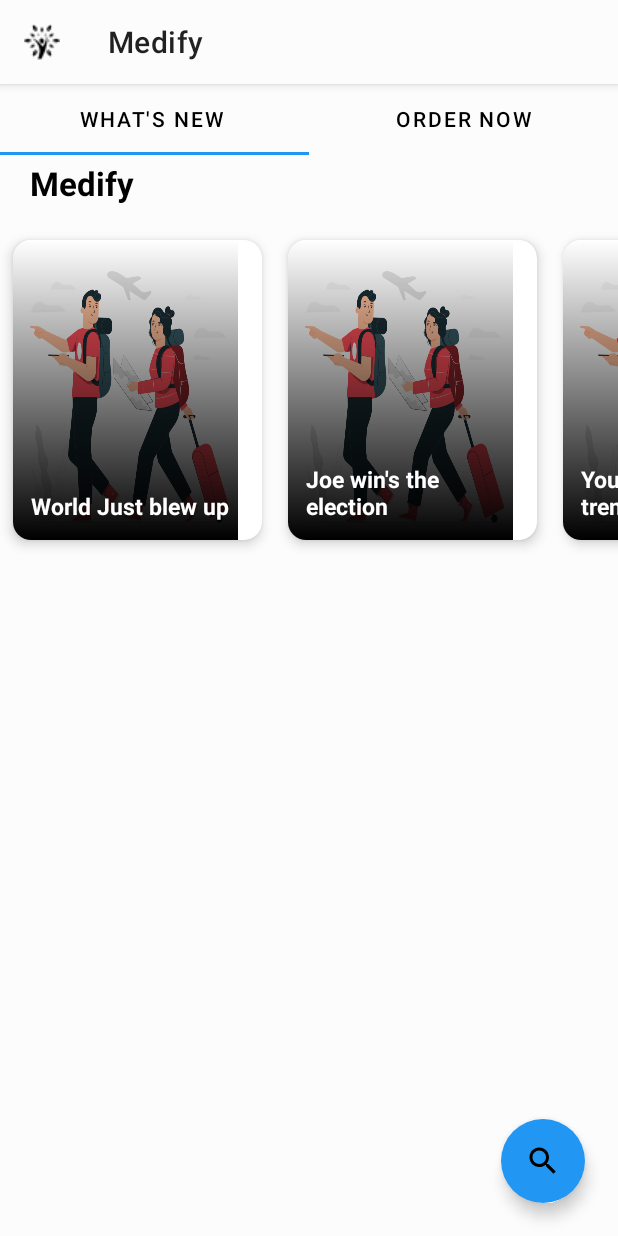
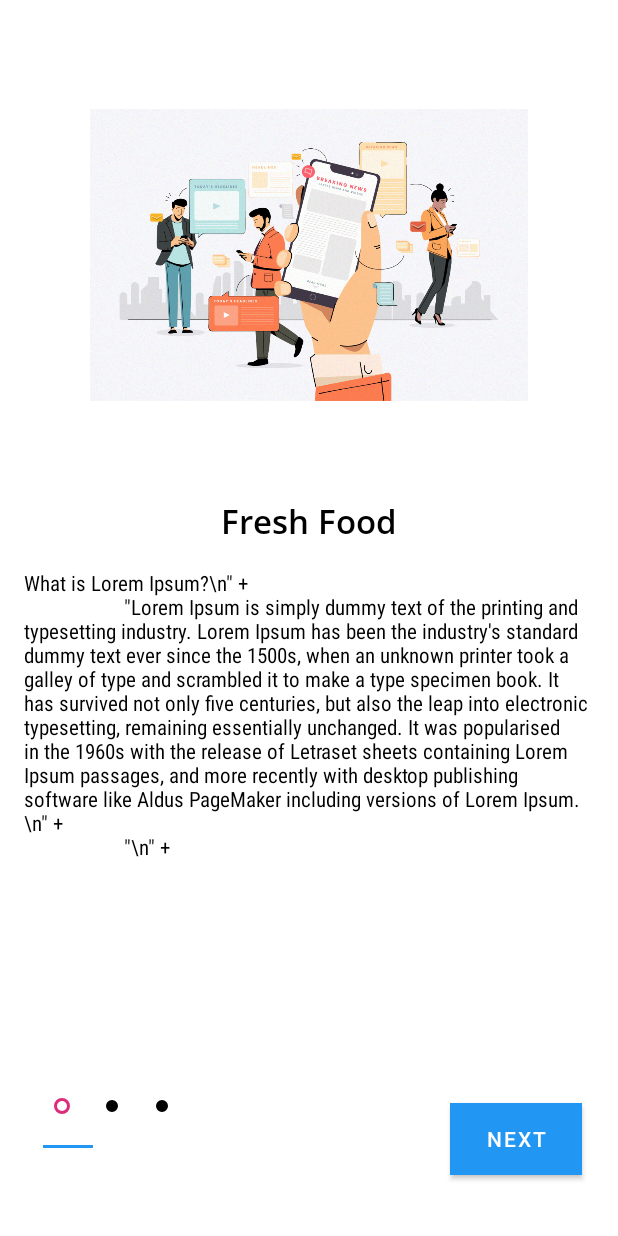
Before and after one commit to strikeWspark/Medify, an Android app: the screen it shows after launch (MainActivity before the commit, HowToUse after it), on a phone screen of 412 x 824 dp. Run offline under Robolectric (Android 15) with nearby library versions, the phone set to English and light mode, and no system bars.

Commit message:
Something new Added

```diff
--- /dev/null
+++ b/app/src/main/java/com/dryfire/medify/Activities/LoginActivity.java
@@ -0,0 +1,17 @@
+package com.dryfire.medify.Activities;
+
+import android.os.Bundle;
+
+import androidx.annotation.Nullable;
+import androidx.appcompat.app.AppCompatActivity;
+
+import com.dryfire.medify.R;
+
+public class LoginActivity extends AppCompatActivity {
+
+    @Override
+    protected void onCreate(@Nullable Bundle savedInstanceState) {
+        super.onCreate(savedInstanceState);
+        setContentView(R.layout.activity_login);
+    }
+}
--- a/app/src/main/java/com/dryfire/medify/Activities/MainActivity.java
+++ b/app/src/main/java/com/dryfire/medify/Activities/MainActivity.java
@@ -35,11 +35,13 @@ import com.dryfire.medify.Adapter.ViewPagerAdapter;
 import com.dryfire.medify.Fragments.OrderNowFragment;
 import com.dryfire.medify.Fragments.WhatsNewFragment;
 import com.dryfire.medify.R;
+import com.dryfire.medify.UI.HowToUse.HowToUse;
 import com.dryfire.medify.UI.More.MoreActivity;
 import com.dryfire.medify.Util.NavigationIconClickListener;
 import com.dryfire.medify.UI.Profile.ProfileActivity;
 import com.dryfire.medify.Util.SharedPrefs;
 import com.google.android.material.bottomsheet.BottomSheetDialog;
+import com.google.android.material.button.MaterialButton;
 import com.google.android.material.floatingactionbutton.FloatingActionButton;
 import com.google.android.material.navigation.NavigationView;
 import com.google.android.material.tabs.TabLayout;
@@ -57,13 +59,14 @@ public class MainActivity extends AppCompatActivity implements NavigationView.On
     private AlertDialog.Builder searchBuilder;
     private AlertDialog searchDialog;
     private Switch aSwitch;
-    private TextView moreButton,profileButton;
+    private TextView moreButton,profileButton,howtoUseButton;
     DrawerLayout drawerLayout;
     private SharedPrefs sharedPrefs;
     private boolean flag = false;
     Menu search_menu;
     MenuItem item_search;
     private AppBarConfiguration mAppBarConfiguration;
+    private MaterialButton search_button,cancel_button,done_button;
 
 
 
@@ -102,12 +105,14 @@ public class MainActivity extends AppCompatActivity implements NavigationView.On
         search_toolbar = (Toolbar) findViewById(R.id.search_toolbar);
         moreButton = (TextView) findViewById(R.id.more);
         profileButton = (TextView) findViewById(R.id.medify_profile);
+        howtoUseButton = (TextView) findViewById(R.id.medify_howtouse);
         adapter = new ViewPagerAdapter(getSupportFragmentManager());
         searchBuilder = new AlertDialog.Builder(this);
         //setSearchtoolbar();
 
         moreButton.setOnClickListener(this);
         profileButton.setOnClickListener(this);
+        howtoUseButton.setOnClickListener(this);
 
        /* mAppBarConfiguration = new AppBarConfiguration.Builder(
                 R.id.nav_profile,R.id.nav_settings)
@@ -189,10 +194,18 @@ public class MainActivity extends AppCompatActivity implements NavigationView.On
     }
 
     private void categoryBottomSheet() {
-        BottomSheetDialog bottomSheetDialog = new BottomSheetDialog(this);
+        final BottomSheetDialog bottomSheetDialog = new BottomSheetDialog(this);
         View v = LayoutInflater.from(this).inflate(R.layout.category_bottom_sheet,null);
+        done_button = (MaterialButton) v.findViewById(R.id.done_button);
         bottomSheetDialog.setContentView(v);
         bottomSheetDialog.show();
+
+        done_button.setOnClickListener(new View.OnClickListener() {
+            @Override
+            public void onClick(View v) {
+                bottomSheetDialog.dismiss();
+            }
+        });
     }
 
     @Override
@@ -232,6 +245,9 @@ public class MainActivity extends AppCompatActivity implements NavigationView.On
                 break;
             case R.id.more:
                     startActivity(new Intent(this, MoreActivity.class));
+                break;
+            case R.id.medify_howtouse:
+                startActivity(new Intent(this, HowToUse.class));
                 break;
         }
     }
--- /dev/null
+++ b/app/src/main/java/com/dryfire/medify/Activities/SignUpActivity.java
@@ -0,0 +1,17 @@
+package com.dryfire.medify.Activities;
+
+import android.os.Bundle;
+
+import androidx.annotation.Nullable;
+import androidx.appcompat.app.AppCompatActivity;
+
+import com.dryfire.medify.R;
+
+public class SignUpActivity extends AppCompatActivity {
+
+    @Override
+    protected void onCreate(@Nullable Bundle savedInstanceState) {
+        super.onCreate(savedInstanceState);
+        setContentView(R.layout.activity_singup);
+    }
+}
--- /dev/null
+++ b/app/src/main/java/com/dryfire/medify/Adapter/HowToUsePageAdapter.java
@@ -0,0 +1,61 @@
+package com.dryfire.medify.Adapter;
+
+import android.content.Context;
+import android.view.LayoutInflater;
+import android.view.View;
+import android.view.ViewGroup;
+import android.widget.ImageView;
+import android.widget.TextView;
+
+import androidx.annotation.NonNull;
+import androidx.viewpager.widget.PagerAdapter;
+
+import com.dryfire.medify.R;
+import com.dryfire.medify.UI.HowToUse.ScreenItem;
+
+import java.util.List;
+
+public class HowToUsePageAdapter extends PagerAdapter {
+
+    Context context;
+    List<ScreenItem> screenItemList;
+
+    public HowToUsePageAdapter(Context context, List<ScreenItem> screenItemList) {
+        this.context = context;
+        this.screenItemList = screenItemList;
+    }
+
+    @Override
+    public int getCount() {
+        return screenItemList.size();
+    }
+
+    @NonNull
+    @Override
+    public Object instantiateItem(@NonNull ViewGroup container, int position) {
+        LayoutInflater inflater = (LayoutInflater) context.getSystemService(Context.LAYOUT_INFLATER_SERVICE);
+        View layoutScreen = inflater.inflate(R.layout.how_to_use_layout_screen,null);
+
+        ImageView imageView = layoutScreen.findViewById(R.id.howtouse_ImageView);
+        TextView titleText = layoutScreen.findViewById(R.id.howtouse_TitleTextView);
+        TextView descriptionText = layoutScreen.findViewById(R.id.howtouse_DescriptionTextView);
+
+        titleText.setText(screenItemList.get(position).getTitle());
+        imageView.setImageResource(screenItemList.get(position).getImage());
+        descriptionText.setText(screenItemList.get(position).getDescription());
+
+        container.addView(layoutScreen);
+
+        return layoutScreen;
+    }
+
+    @Override
+    public boolean isViewFromObject(@NonNull View view, @NonNull Object object) {
+        return  view == object;
+    }
+
+    @Override
+    public void destroyItem(@NonNull ViewGroup container, int position, @NonNull Object object) {
+         container.removeView((View) object);
+    }
+}
--- /dev/null
+++ b/app/src/main/java/com/dryfire/medify/UI/HowToUse/HowToUse.java
@@ -0,0 +1,125 @@
+package com.dryfire.medify.UI.HowToUse;
+
+import android.content.Intent;
+import android.os.Bundle;
+import android.view.View;
+import android.view.animation.Animation;
+import android.view.animation.AnimationUtils;
+
+import androidx.annotation.Nullable;
+import androidx.appcompat.app.AppCompatActivity;
+import androidx.viewpager.widget.ViewPager;
+
+import com.dryfire.medify.Activities.MainActivity;
+import com.dryfire.medify.Adapter.HowToUsePageAdapter;
+import com.dryfire.medify.R;
+import com.google.android.material.button.MaterialButton;
+import com.google.android.material.tabs.TabLayout;
+
+import java.util.ArrayList;
+import java.util.List;
+
+public class HowToUse extends AppCompatActivity {
+
+    private ViewPager how_toUse_ViewPager;
+    private MaterialButton next_button,getStartedButton;
+    private TabLayout tabLayout;
+    private HowToUsePageAdapter howToUsePageAdapter;
+    int position;
+    Animation getStartedtton_animation;
+
+    @Override
+    protected void onCreate(@Nullable Bundle savedInstanceState) {
+        super.onCreate(savedInstanceState);
+        setContentView(R.layout.ui_how_to_use);
+
+
+        final List<ScreenItem> screenItemList = new ArrayList<>();
+
+        screenItemList.add(new ScreenItem("Fresh Food","What is Lorem Ipsum?\\n\" +\n" +
+                "                    \"Lorem Ipsum is simply dummy text of the printing and typesetting industry. Lorem Ipsum has been the industry's standard dummy text ever since the 1500s, when an unknown printer took a galley of type and scrambled it to make a type specimen book. It has survived not only five centuries, but also the leap into electronic typesetting, remaining essentially unchanged. It was popularised in the 1960s with the release of Letraset sheets containing Lorem Ipsum passages, and more recently with desktop publishing software like Aldus PageMaker including versions of Lorem Ipsum.\\n\" +\n" +
+                "                    \"\\n\" +\n" ,R.drawable.breaking_news));
+        screenItemList.add(new ScreenItem("Fresh Food","What is Lorem Ipsum?\\n\" +\n" +
+                "                    \"Lorem Ipsum is simply dummy text of the printing and typesetting industry. Lorem Ipsum has been the industry's standard dummy text ever since the 1500s, when an unknown printer took a galley of type and scrambled it to make a type specimen book. It has survived not only five centuries, but also the leap into electronic typesetting, remaining essentially unchanged. It was popularised in the 1960s with the release of Letraset sheets containing Lorem Ipsum passages, and more recently with desktop publishing software like Aldus PageMaker including versions of Lorem Ipsum.\\n\" +\n",R.drawable.travel));
+        screenItemList.add(new ScreenItem("Fresh Food","What is Lorem Ipsum?\\n\" +\n" +
+                "                    \"Lorem Ipsum is simply dummy text of the printing and typesetting industry. Lorem Ipsum has been the industry's standard dummy text ever since the 1500s, when an unknown printer took a galley of type and scrambled it to make a type specimen book. It has survived not only five centuries, but also the leap into electronic typesetting, remaining essentially unchanged. It was popularised in the 1960s with the release of Letraset sheets containing Lorem Ipsum passages, and more recently with desktop publishing software like Aldus PageMaker including versions of Lorem Ipsum.\\n\" +\n" ,R.drawable.trending));
+
+        how_toUse_ViewPager = findViewById(R.id.howToUse_viewPager);
+        next_button = findViewById(R.id.next_button);
+        getStartedButton = findViewById(R.id.getStartedButton);
+        tabLayout =  findViewById(R.id.how_to_use_tabLayout);
+
+        getStartedtton_animation = AnimationUtils.loadAnimation(this,R.anim.getstartedbutton_animation);
+
+        howToUsePageAdapter = new HowToUsePageAdapter(this,screenItemList);
+        how_toUse_ViewPager.setAdapter(howToUsePageAdapter);
+
+        tabLayout.setupWithViewPager(how_toUse_ViewPager);
+
+        next_button.setOnClickListener(new View.OnClickListener() {
+            @Override
+            public void onClick(View v) {
+                        position = how_toUse_ViewPager.getCurrentItem();
+                        if(position < screenItemList.size() - 1){
+
+                            getStartedButton.setVisibility(View.INVISIBLE);
+                            tabLayout.setVisibility(View.VISIBLE);
+                            next_button.setVisibility(View.VISIBLE);
+                            position++;
+                            how_toUse_ViewPager.setCurrentItem(position);
+                        }
+
+                        if(position==screenItemList.size()-1){
+                            loadLastScreen();
+
+                        }
+            }
+        });
+
+        tabLayout.addOnTabSelectedListener(new TabLayout.OnTabSelectedListener() {
+            @Override
+            public void onTabSelected(TabLayout.Tab tab) {
+                if(tab.getPosition() == screenItemList.size()-1){
+                    loadLastScreen();
+                }else{
+                    getStartedButton.setVisibility(View.INVISIBLE);
+                    tabLayout.setVisibility(View.VISIBLE);
+                    next_button.setVisibility(View.VISIBLE);
+                }
+            }
+
+            @Override
+            public void onTabUnselected(TabLayout.Tab tab) {
+
+            }
+
+            @Override
+            public void onTabReselected(TabLayout.Tab tab) {
+
+            }
+        });
+
+        getStartedButton.setOnClickListener(new View.OnClickListener() {
+            @Override
+            public void onClick(View v) {
+                startActivity(new Intent(HowToUse.this, MainActivity.class));
+                finish();
+            }
+        });
+    }
+
+    private void loadLastScreen() {
+
+        getStartedButton.setVisibility(View.VISIBLE);
+        tabLayout.setVisibility(View.INVISIBLE);
+        next_button.setVisibility(View.INVISIBLE);
+
+        getStartedButton.setAnimation(getStartedtton_animation);
+    }
+
+    @Override
+    public void onBackPressed() {
+        startActivity(new Intent(this,MainActivity.class));
+        finish();
+    }
+}
--- /dev/null
+++ b/app/src/main/java/com/dryfire/medify/UI/HowToUse/ScreenItem.java
@@ -0,0 +1,37 @@
+package com.dryfire.medify.UI.HowToUse;
+
+public class ScreenItem {
+
+    private String title,Description;
+    int image;
+
+    public ScreenItem(String title, String description, int image) {
+        this.title = title;
+        Description = description;
+        this.image = image;
+    }
+
+    public String getTitle() {
+        return title;
+    }
+
+    public void setTitle(String title) {
+        this.title = title;
+    }
+
+    public String getDescription() {
+        return Description;
+    }
+
+    public void setDescription(String description) {
+        Description = description;
+    }
+
+    public int getImage() {
+        return image;
+    }
+
+    public void setImage(int image) {
+        this.image = image;
+    }
+}
--- /dev/null
+++ b/app/src/main/res/drawable/indicator_default.xml
@@ -0,0 +1,15 @@
+<?xml version="1.0" encoding="utf-8"?>
+<layer-list xmlns:android="http://schemas.android.com/apk/res/android">
+
+
+    <item>
+
+        <shape android:shape="ring"
+            android:innerRadius="0dp"
+            android:thickness="4dp"
+            android:useLevel="false">
+
+            <solid android:color="?attr/textcolor"/>
+        </shape>
+    </item>
+</layer-list>
--- /dev/null
+++ b/app/src/main/res/drawable/indicator_selected.xml
@@ -0,0 +1,15 @@
+<?xml version="1.0" encoding="utf-8"?>
+<layer-list xmlns:android="http://schemas.android.com/apk/res/android">
+
+
+    <item>
+
+        <shape android:shape="ring"
+            android:innerRadius="3dp"
+            android:thickness="2dp"
+            android:useLevel="false">
+
+            <solid android:color="?attr/colorAccent"/>
+        </shape>
+    </item>
+</layer-list>
--- /dev/null
+++ b/app/src/main/res/drawable/indicator_selector.xml
@@ -0,0 +1,10 @@
+<?xml version="1.0" encoding="utf-8"?>
+<selector xmlns:android="http://schemas.android.com/apk/res/android">
+
+
+
+    <item android:drawable="@drawable/indicator_selected"
+        android:state_selected="true"/>
+
+    <item android:drawable="@drawable/indicator_default"/>
+</selector>
--- /dev/null
+++ b/app/src/main/res/layout/activity_login.xml
@@ -0,0 +1,10 @@
+<?xml version="1.0" encoding="utf-8"?>
+<androidx.constraintlayout.widget.ConstraintLayout
+    xmlns:android="http://schemas.android.com/apk/res/android"
+    android:layout_width="match_parent"
+    android:layout_height="match_parent">
+
+
+
+
+</androidx.constraintlayout.widget.ConstraintLayout>
--- /dev/null
+++ b/app/src/main/res/layout/activity_singup.xml
@@ -0,0 +1,6 @@
+<?xml version="1.0" encoding="utf-8"?>
+<androidx.constraintlayout.widget.ConstraintLayout
+    xmlns:android="http://schemas.android.com/apk/res/android" android:layout_width="match_parent"
+    android:layout_height="match_parent">
+
+</androidx.constraintlayout.widget.ConstraintLayout>
--- a/app/src/main/res/layout/category_bottom_sheet.xml
+++ b/app/src/main/res/layout/category_bottom_sheet.xml
@@ -25,6 +25,7 @@
                 android:layout_width="wrap_content"
                 android:layout_height="wrap_content"
                 android:text="Done"
+                android:id="@+id/done_button"
                 android:layout_alignParentRight="true"
                 android:layout_margin="@dimen/margin"
                 android:padding="@dimen/padding"
--- /dev/null
+++ b/app/src/main/res/layout/how_to_use_layout_screen.xml
@@ -0,0 +1,51 @@
+<?xml version="1.0" encoding="utf-8"?>
+<androidx.constraintlayout.widget.ConstraintLayout
+    xmlns:android="http://schemas.android.com/apk/res/android"
+    xmlns:app="http://schemas.android.com/apk/res-auto"
+    xmlns:tools="http://schemas.android.com/tools"
+    android:layout_width="match_parent"
+    android:layout_height="match_parent">
+
+    <ImageView
+        android:id="@+id/howtouse_ImageView"
+        android:layout_width="300dp"
+        android:layout_height="300dp"
+        app:layout_constraintBottom_toTopOf="@+id/howtouse_TitleTextView"
+        app:layout_constraintEnd_toEndOf="parent"
+        app:layout_constraintStart_toStartOf="parent"
+        app:layout_constraintTop_toTopOf="parent"
+        android:layout_margin="@dimen/margin"
+        android:padding="@dimen/padding"/>
+
+    <TextView
+        android:id="@+id/howtouse_TitleTextView"
+        android:layout_width="wrap_content"
+        android:layout_height="wrap_content"
+        android:textColor="?attr/textcolor"
+        android:textStyle="bold"
+        android:textSize="@dimen/title_text"
+        android:text="Title text"
+        android:fontFamily="@font/open_sans_semibold"
+        app:layout_constraintEnd_toEndOf="parent"
+        app:layout_constraintStart_toStartOf="parent"
+
+        android:layout_margin="@dimen/margin"
+        android:padding="@dimen/padding"
+        app:layout_constraintTop_toBottomOf="@+id/howtouse_ImageView"
+       />
+
+    <TextView
+        android:layout_width="wrap_content"
+        android:layout_height="wrap_content"
+        android:id="@+id/howtouse_DescriptionTextView"
+        app:layout_constraintTop_toBottomOf="@+id/howtouse_TitleTextView"
+        app:layout_constraintEnd_toEndOf="parent"
+        app:layout_constraintStart_toStartOf="parent"
+        android:layout_margin="@dimen/margin"
+        android:padding="@dimen/padding"
+        android:text="Description"
+        android:fontFamily="sans-serif-condensed"
+        android:textColor="?attr/textcolor"/>
+
+
+</androidx.constraintlayout.widget.ConstraintLayout>
--- a/app/src/main/res/layout/medify_backdrop.xml
+++ b/app/src/main/res/layout/medify_backdrop.xml
@@ -89,7 +89,7 @@
         />
 
  <TextView
-     android:id="@+id/sold_howtouse"
+     android:id="@+id/medify_howtouse"
      android:layout_width="match_parent"
      android:layout_height="wrap_content"
      android:background="@drawable/ripple_effect"
--- /dev/null
+++ b/app/src/main/res/layout/ui_how_to_use.xml
@@ -0,0 +1,67 @@
+<?xml version="1.0" encoding="utf-8"?>
+<androidx.constraintlayout.widget.ConstraintLayout
+    xmlns:android="http://schemas.android.com/apk/res/android"
+    xmlns:app="http://schemas.android.com/apk/res-auto"
+    android:layout_width="match_parent"
+    android:layout_height="match_parent">
+
+
+    <androidx.viewpager.widget.ViewPager
+        android:id="@+id/howToUse_viewPager"
+        android:layout_width="match_parent"
+        android:layout_height="650dp"
+        android:layout_margin="@dimen/margin"
+        android:padding="@dimen/padding"
+        app:layout_constraintEnd_toEndOf="parent"
+        app:layout_constraintStart_toStartOf="parent"
+        app:layout_constraintTop_toTopOf="parent" >
+    </androidx.viewpager.widget.ViewPager>
+
+
+    <com.google.android.material.button.MaterialButton
+        android:id="@+id/next_button"
+        android:layout_width="wrap_content"
+        android:layout_height="wrap_content"
+        android:layout_margin="@dimen/margin"
+        android:background="?attr/colorAccent"
+        android:padding="@dimen/padding"
+        android:text="next"
+        app:cornerRadius="26dp"
+        app:layout_constraintBottom_toBottomOf="parent"
+        app:layout_constraintEnd_toEndOf="parent"
+        app:layout_constraintStart_toEndOf="@+id/getStartedButton"
+        app:layout_constraintTop_toBottomOf="@+id/howToUse_viewPager"
+        app:layout_constraintVertical_bias="0.68" />
+
+    <com.google.android.material.button.MaterialButton
+        android:id="@+id/getStartedButton"
+        android:layout_margin="@dimen/margin"
+        android:padding="@dimen/padding"
+        android:layout_width="wrap_content"
+        android:layout_height="wrap_content"
+        android:text="Get Started"
+        android:background="?attr/colorAccent"
+        app:cornerRadius="26dp"
+        app:layout_constraintBottom_toBottomOf="parent"
+        app:layout_constraintEnd_toEndOf="parent"
+        app:layout_constraintStart_toEndOf="@+id/how_to_use_tabLayout"
+        app:layout_constraintEnd_toStartOf="@+id/next_button"
+        android:visibility="invisible"
+        app:layout_constraintTop_toBottomOf="@+id/howToUse_viewPager" />
+    <com.google.android.material.tabs.TabLayout
+
+        app:tabBackground="@drawable/indicator_selector"
+        android:id="@+id/how_to_use_tabLayout"
+        android:layout_width="100dp"
+        android:layout_height="wrap_content"
+        android:layout_margin="@dimen/margin"
+        android:padding="@dimen/padding"
+        app:layout_constraintBottom_toBottomOf="parent"
+        app:layout_constraintEnd_toStartOf="@+id/getStartedButton"
+        app:layout_constraintHorizontal_bias="0.13"
+        app:layout_constraintStart_toStartOf="parent"
+        app:layout_constraintTop_toBottomOf="@+id/howToUse_viewPager"
+         />
+
+
+</androidx.constraintlayout.widget.ConstraintLayout>
```
Also changed, not shown: app/src/main/AndroidManifest.xml (+17 -4 lines), app/src/main/res/anim/getstartedbutton_animation.xml (added, +12 -0 lines).
